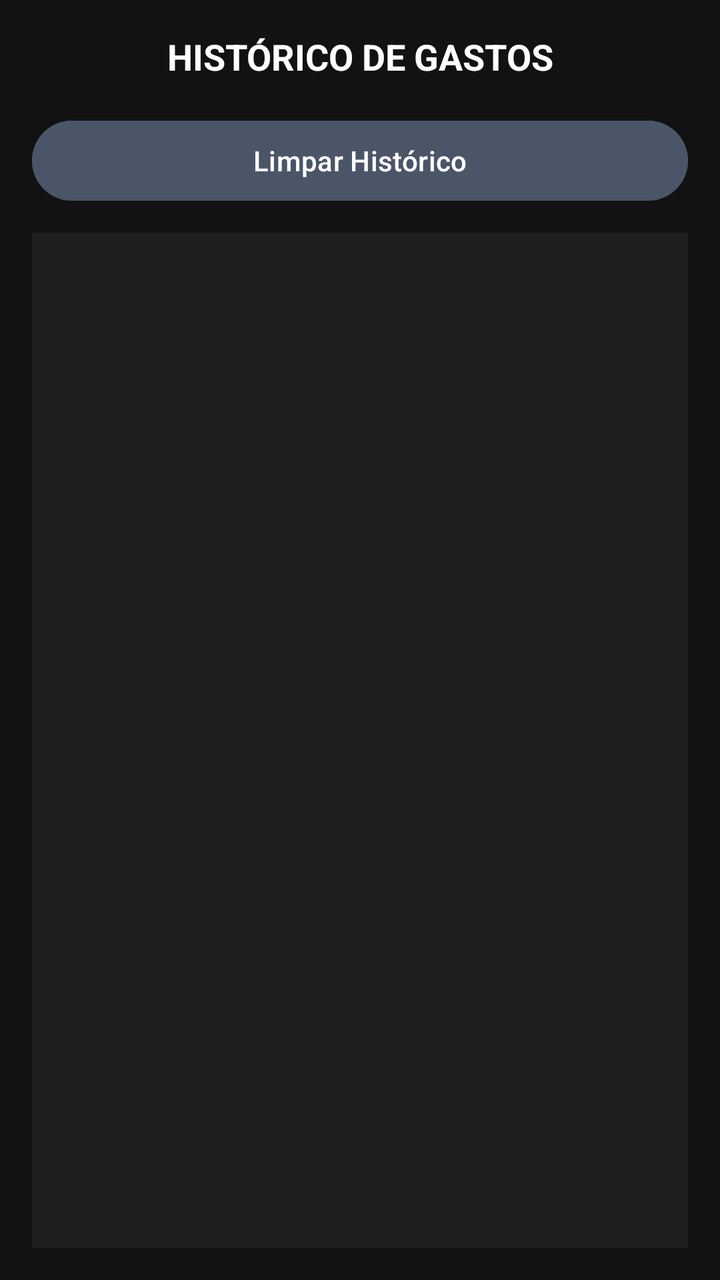
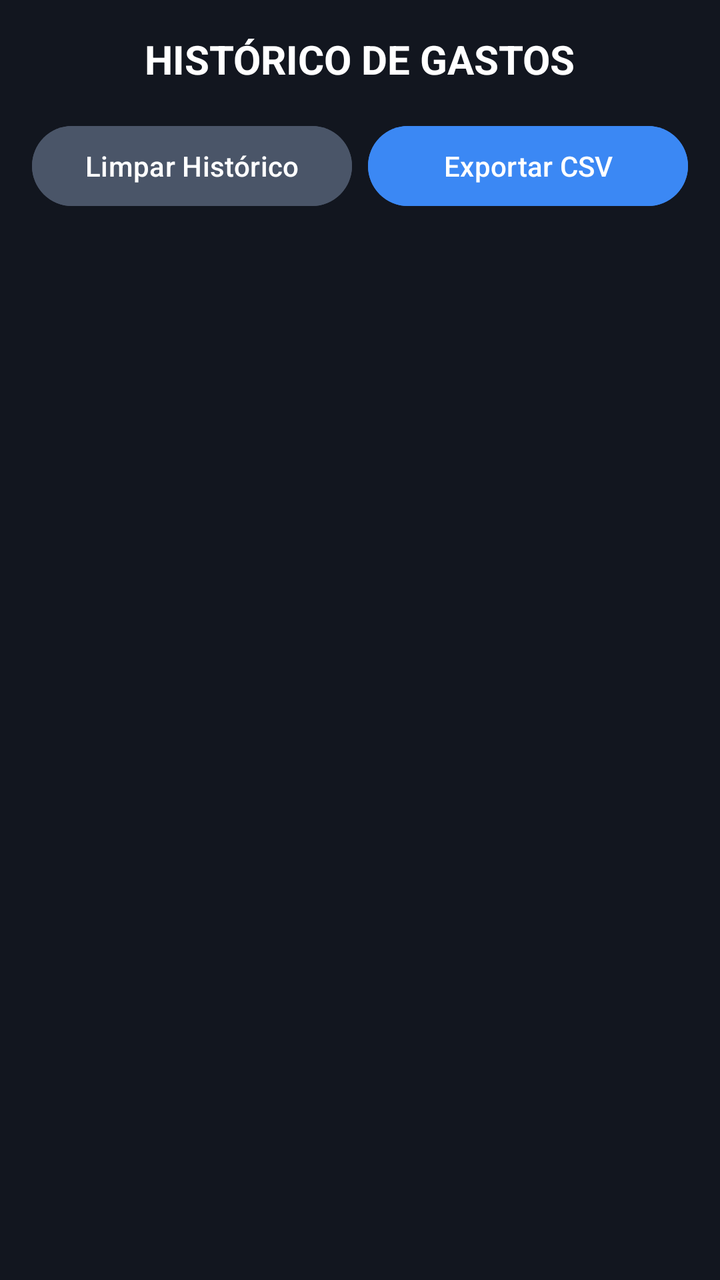

Before-and-after screenshots of an Android layout around one commit, followed by the original layout XML and the change that was made.
<!-- AndroidManifest.xml: application theme Theme.CalculadoradeCompras -->
<!-- res/layout/fragment_historico.xml -->
<?xml version="1.0" encoding="utf-8"?>
<LinearLayout xmlns:android="http://schemas.android.com/apk/res/android"
    android:layout_width="match_parent"
    android:layout_height="match_parent"
    android:background="#121212"
    android:orientation="vertical"
    android:padding="16dp">

    
    <TextView
        android:layout_width="match_parent"
        android:layout_height="wrap_content"
        android:text="HISTÓRICO DE GASTOS"
        android:textColor="#FFFFFF"
        android:textSize="18sp"
        android:textStyle="bold"
        android:gravity="center"
        android:layout_marginBottom="16dp"/>

    
    <Button
        android:id="@+id/btnLimparHistorico"
        android:layout_width="match_parent"
        android:layout_height="wrap_content"
        android:text="Limpar Histórico"
        android:backgroundTint="#4A5568"
        android:textColor="#FFFFFF"
        android:layout_marginBottom="12dp"/>

    
    <ScrollView
        android:layout_width="match_parent"
        android:layout_height="0dp"
        android:layout_weight="1"
        android:background="#1E1E1E"
        android:padding="8dp">

        <LinearLayout
            android:id="@+id/boxListaHistorico"
            android:layout_width="match_parent"
            android:layout_height="wrap_content"
            android:orientation="vertical" />
    </ScrollView>

</LinearLayout>
<!-- resources referenced by this layout -->
<resources>
  <style name="Theme.CalculadoradeCompras" parent="Base.Theme.CalculadoradeCompras" />
  <style name="Base.Theme.CalculadoradeCompras" parent="Theme.Material3.DayNight.NoActionBar">
          
          
          
      </style>
</resources>

<!-- the commit's change to res/layout/fragment_historico.xml (unified diff, before → after) -->
@@ -2,41 +2,53 @@
 <LinearLayout xmlns:android="http://schemas.android.com/apk/res/android"
     android:layout_width="match_parent"
     android:layout_height="match_parent"
-    android:background="#121212"
     android:orientation="vertical"
+    android:background="#12161F"
     android:padding="16dp">
 
-    
     <TextView
-        android:layout_width="match_parent"
+        android:layout_width="wrap_content"
         android:layout_height="wrap_content"
         android:text="HISTÓRICO DE GASTOS"
         android:textColor="#FFFFFF"
-        android:textSize="18sp"
+        android:textSize="20sp"
         android:textStyle="bold"
-        android:gravity="center"
-        android:layout_marginBottom="16dp"/>
+        android:layout_gravity="center_horizontal"
+        android:layout_marginBottom="16dp" />
 
     
-    <Button
-        android:id="@+id/btnLimparHistorico"
+    <LinearLayout
         android:layout_width="match_parent"
         android:layout_height="wrap_content"
-        android:text="Limpar Histórico"
-        android:backgroundTint="#4A5568"
-        android:textColor="#FFFFFF"
-        android:layout_marginBottom="12dp"/>
+        android:orientation="horizontal"
+        android:layout_marginBottom="16dp">
 
-    
+        <Button
+            android:id="@+id/btnLimparHistorico"
+            android:layout_width="0dp"
+            android:layout_height="wrap_content"
+            android:layout_weight="1"
+            android:text="Limpar Histórico"
+            android:backgroundTint="#4A5568"
+            android:textColor="#FFFFFF"
+            android:layout_marginEnd="8dp"/>
+
+        <Button
+            android:id="@+id/btnExportarCsv"
+            android:layout_width="0dp"
+            android:layout_height="wrap_content"
+            android:layout_weight="1"
+            android:text="Exportar CSV"
+            android:backgroundTint="#3B88F4"
+            android:textColor="#FFFFFF"/>
+    </LinearLayout>
+
     <ScrollView
         android:layout_width="match_parent"
-        android:layout_height="0dp"
-        android:layout_weight="1"
-        android:background="#1E1E1E"
-        android:padding="8dp">
+        android:layout_height="match_parent">
 
         <LinearLayout
-            android:id="@+id/boxListaHistorico"
+            android:id="@+id/containerHistorico"
             android:layout_width="match_parent"
             android:layout_height="wrap_content"
             android:orientation="vertical" />
